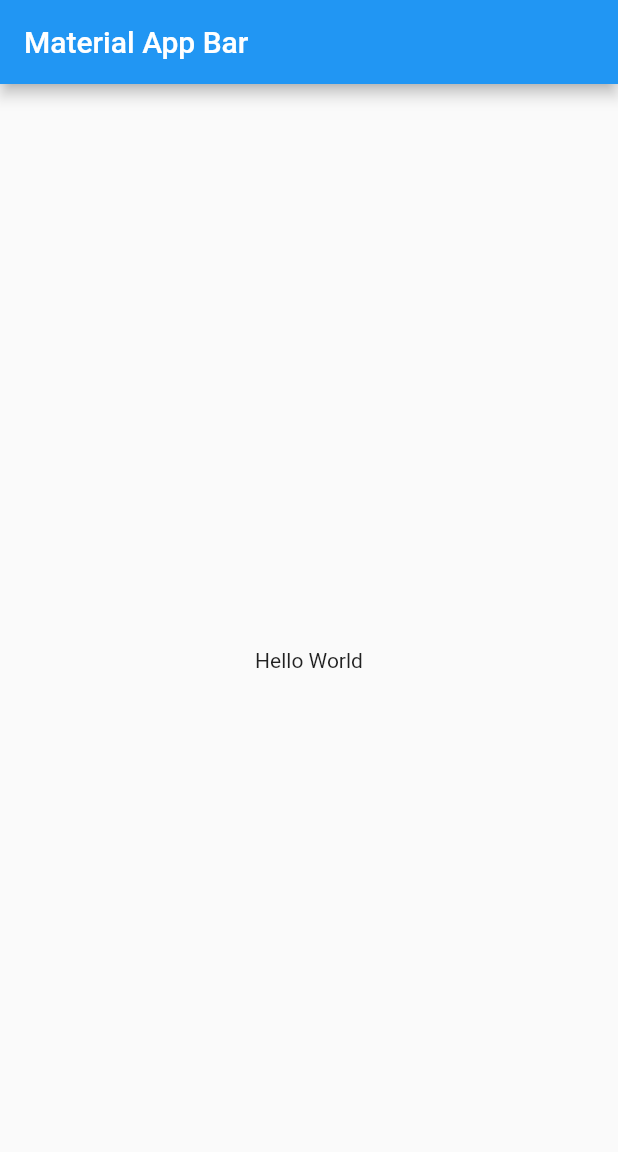
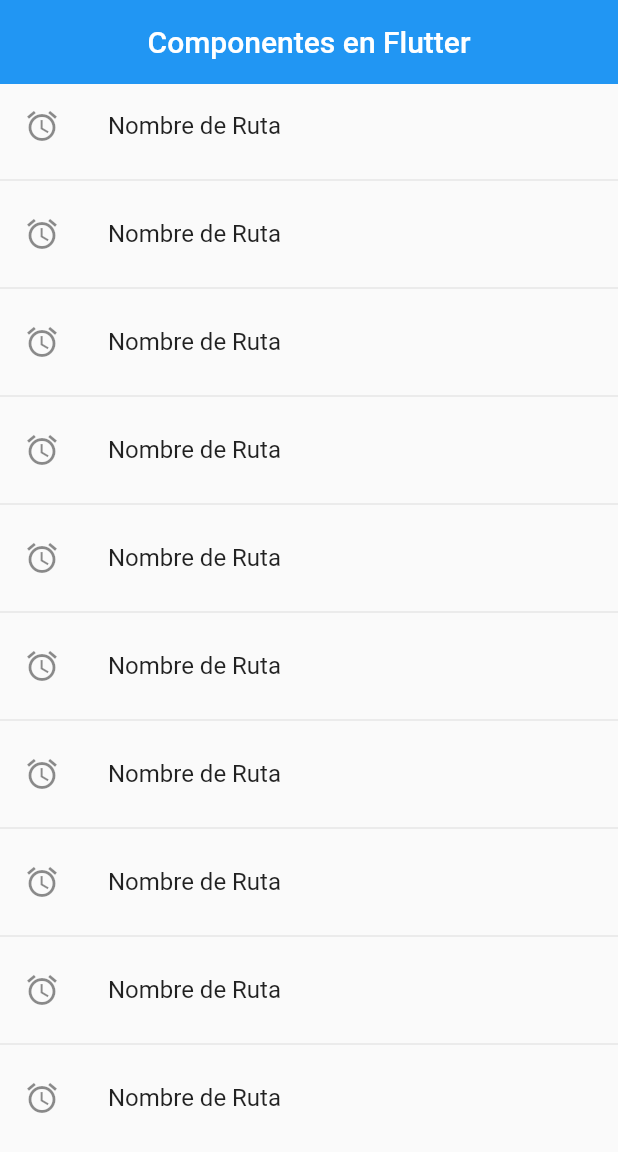
Before and after one commit to brayanzul/flutter_component, a Flutter app: the screen it shows after launch, on a phone screen of 412 x 824 dp. Shown: the top 1152 px of the screen. Run offline on Flutter 3.47's test engine with Material 2 defaults, Android fonts, the phone set to English and light mode, and no system bars.

Commit message:
Add this Flutter App Component App with more corresponding files like: ListView, LitTiles_AppBar Styles, Builder_separated, HomeScreen and Initial Routes, AppRouter, Model and List Routes

```diff
--- a/lib/main.dart
+++ b/lib/main.dart
@@ -1,4 +1,6 @@
 import 'package:flutter/material.dart';
+
+import 'package:flutter_componentes/router/app_routes.dart';
 
 void main() => runApp(const MyApp());
 
@@ -11,14 +13,10 @@ class MyApp extends StatelessWidget {
     return MaterialApp(
       debugShowCheckedModeBanner: false,
       title: 'Material App',
-      home: Scaffold(
-        appBar: AppBar(
-          title: const Text('Material App Bar'),
-        ),
-        body: const Center(
-          child: Text('Hello World'),
-        ),
-      ),
+      //home: const Listview2Screen(),
+      initialRoute: AppRoutes.initialRoute,
+      routes: AppRoutes.routes,
+      onGenerateRoute: AppRoutes.onGenerateRoute,
     );
   }
 }
--- /dev/null
+++ b/lib/models/models.dart
@@ -0,0 +1,2 @@
+
+export 'package:flutter_componentes/models/menu_option.dart';
--- /dev/null
+++ b/lib/router/app_routes.dart
@@ -0,0 +1,22 @@
+import 'package:flutter/material.dart';
+import 'package:flutter_componentes/screens/screens.dart';
+
+class AppRoutes {
+
+  static const initialRoute = 'home';
+
+  static Map<String, Widget Function(BuildContext)> routes = {
+    'home'     :(BuildContext context) => const HomeScreen(),
+    'listview1':(BuildContext context) => const Listview1Screen(),
+    'listview2':(BuildContext context) => const Listview2Screen(),
+    'alert'    :(BuildContext context) => const AlertScreen(),
+    'card'     :(BuildContext context) => const CardScreen(),
+  };
+
+  static Route<dynamic> onGenerateRoute(RouteSettings settings) {
+    return MaterialPageRoute(
+      builder: (context) => const AlertScreen(),
+    );
+  }
+
+}
--- /dev/null
+++ b/lib/screens/home_screend.dart
@@ -0,0 +1,38 @@
+import 'package:flutter/material.dart';
+
+import 'package:flutter_componentes/screens/screens.dart';
+
+class HomeScreen extends StatelessWidget {
+
+  const HomeScreen({Key? key}) : super(key: key);
+
+  @override
+  Widget build(BuildContext context) {
+    return Scaffold(
+      appBar: AppBar(
+        centerTitle: true,
+        title: const Text('Componentes en Flutter'),
+        elevation: 0,
+      ),
+      body: ListView.separated(
+        itemBuilder: (context, index) => ListTile(
+          leading: const Icon(Icons.access_alarm_outlined),
+          title: const Text('Nombre de Ruta'),
+          onTap: () {
+
+            /* final route = MaterialPageRoute(
+              builder: (context) => const Listview2Screen(),
+            );
+
+            Navigator.push(context, route); */
+
+            Navigator.pushNamed(context, 'card2');
+
+          },
+        ),
+        separatorBuilder: ( _, __) => const Divider(),
+        itemCount: 10
+      )
+    );
+  }
+}
--- /dev/null
+++ b/lib/screens/screens.dart
@@ -0,0 +1,9 @@
+
+import 'package:flutter_componentes/screens/home_screend.dart';
+
+export 'package:flutter_componentes/screens/alert_screen.dart';
+export 'package:flutter_componentes/screens/card_screen.dart';
+export 'package:flutter_componentes/screens/listview1_screen.dart';
+export 'package:flutter_componentes/screens/listview2_screen.dart';
+
+export 'package:flutter_componentes/screens/home_screend.dart';
```
Also changed, not shown: lib/models/menu_option.dart (added, +17 -0 lines), lib/screens/alert_screen.dart (added, +15 -0 lines), lib/screens/card_screen.dart (added, +15 -0 lines), lib/screens/listview1_screen.dart (+35 -1 lines), lib/screens/listview2_screen.dart (added, +34 -0 lines).
